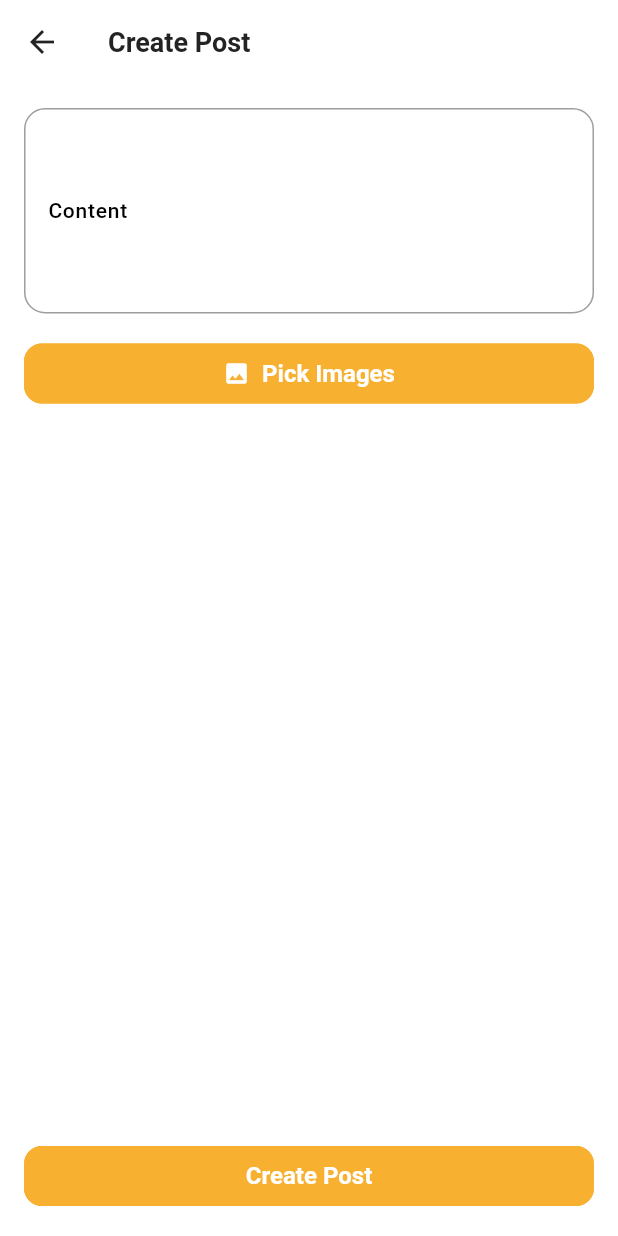
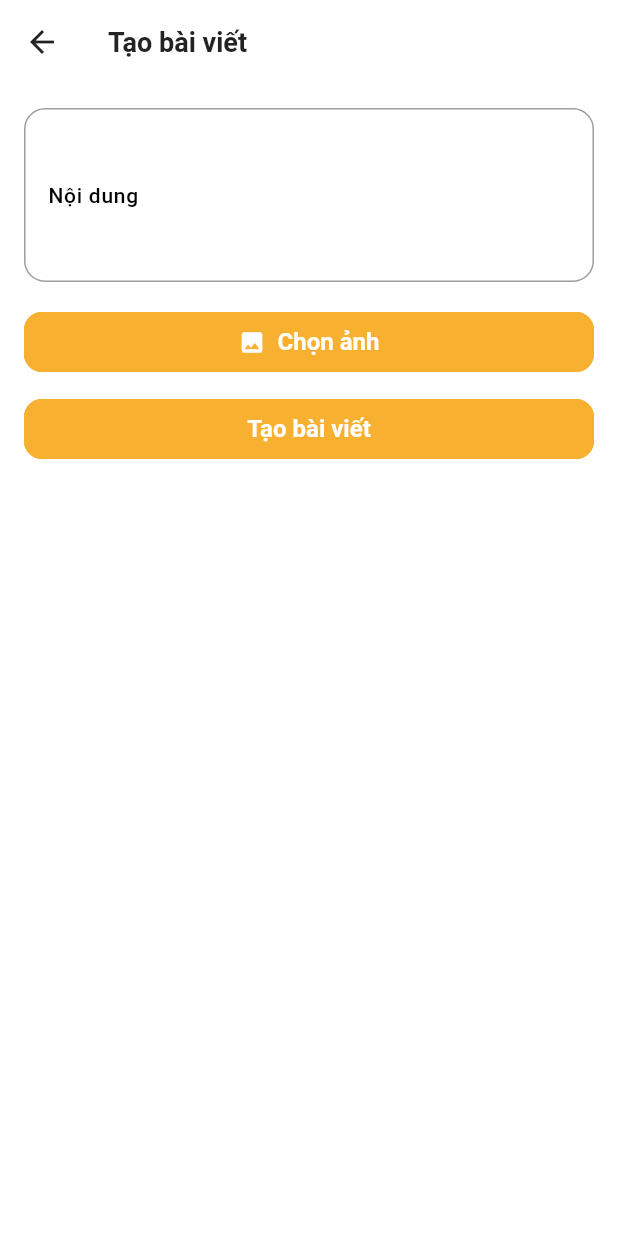
Before and after one commit to PRN231-Group8/Mobile, a Flutter app: the PostScreen screen opened directly, after a tap on an icon or button, on a phone screen of 412 x 824 dp. Run offline on Flutter 3.47's test engine with Material 3 defaults, Android fonts, the phone set to English and light mode, and no system bars; our stand-ins replace cached_network_image, connectivity_plus, firebase_core, firebase_messaging, flutter_dotenv, flutter_native_splash and 16 more; missing offline and left inert: encrypt; accounts and stored records are empty; network calls fail; Roboto replaces fonts that are missing (Poppins).

Commit message:
fix: update user post edit

```diff
--- a/lib/features/tour_post/controllers/user_post_controller.dart
+++ b/lib/features/tour_post/controllers/user_post_controller.dart
@@ -17,11 +17,11 @@ class PostController extends GetxController {
 
   @override
   void onInit() {
-    fetchFeatureProducts();
+    fetchFeaturePost();
     super.onInit();
   }
 
-  void fetchFeatureProducts() async {
+  void fetchFeaturePost() async {
     try {
       isLoading.value = true;
 
@@ -42,7 +42,7 @@ class PostController extends GetxController {
     if (deleted) {
       TLoaders.successSnackBar(
           title: 'Thành công', message: 'Bài viết đã được xóa');
-      fetchFeatureProducts();
+      fetchFeaturePost();
     } else {
       TLoaders.successSnackBar(
           title: 'Lỗi rồi',
@@ -56,7 +56,7 @@ class PostController extends GetxController {
       final success = await postService.addComment(content, postId);
 
       if (success) {
-        fetchFeatureProducts();
+        fetchFeaturePost();
       } else {
         TLoaders.errorSnackBar(
             title: 'Lỗi rồi',
@@ -86,8 +86,7 @@ class PostController extends GetxController {
     }
   }
 
-  Future<void> notifyUserOfNewComment(
-      String deviceToken, String message, String senderName) async {
+  Future<void> notifyUserOfNewComment(String deviceToken, String message, String senderName) async {
     PushNotificationService.sendNotificationToSelectedDriver(
       deviceToken,
       Get.context!,
--- a/lib/features/tour_post/screens/user_post/widgets/create_post.dart
+++ b/lib/features/tour_post/screens/user_post/widgets/create_post.dart
@@ -81,17 +81,17 @@ class _CreatePostScreenState extends State<CreatePostScreen> {
   @override
   Widget build(BuildContext context) {
     return Scaffold(
-      appBar: AppBar(title: const Text('Create Post')),
-      body: Padding(
+      appBar: AppBar(title: const Text('Tạo bài viết')),
+      body: SingleChildScrollView(
         padding: const EdgeInsets.all(16.0),
         child: Column(
           crossAxisAlignment: CrossAxisAlignment.stretch,
           children: [
             TextField(
               controller: _contentController,
-              maxLines: 5,
+              maxLines: 4,
               decoration: const InputDecoration(
-                labelText: 'Content',
+                labelText: 'Nội dung',
                 border: OutlineInputBorder(),
               ),
             ),
@@ -99,9 +99,8 @@ class _CreatePostScreenState extends State<CreatePostScreen> {
             ElevatedButton.icon(
               onPressed: _pickImages,
               icon: const Icon(Icons.image),
-              label: const Text('Pick Images'),
+              label: const Text('Chọn ảnh'),
             ),
-            const SizedBox(height: 10),
             Wrap(
               children: _selectedImages.map((image) {
                 return Padding(
@@ -115,10 +114,10 @@ class _CreatePostScreenState extends State<CreatePostScreen> {
                 );
               }).toList(),
             ),
-            const Spacer(),
+            const SizedBox(height: 10),
             ElevatedButton(
               onPressed: _submitPost,
-              child: const Text('Create Post'),
+              child: const Text('Tạo bài viết'),
             ),
           ],
         ),
--- a/lib/features/tour_post/screens/user_post/widgets/update_post.dart
+++ b/lib/features/tour_post/screens/user_post/widgets/update_post.dart
@@ -6,11 +6,12 @@ import 'dart:io';
 import '../../../../../utils/popups/loaders.dart';
 import '../../../../../utils/validators/validation.dart';
 import '../../../controllers/user_post_controller.dart';
+import '../user_post.dart';
 
 class UpdatePostScreen extends StatefulWidget {
   final String postId;
   final String initialContent;
-  final List<Map<String, String>> initialImages; // Update type
+  final List<Map<String, String>> initialImages;
 
   const UpdatePostScreen({
     super.key,
@@ -56,15 +57,22 @@ class _UpdatePostScreenState extends State<UpdatePostScreen> {
 
   void _removeImage(String id) {
     setState(() {
-      if (_currentImages.length + _newImages.length - _imagesToRemove.length > 1) {
-        final imageToRemove = _currentImages.firstWhere((image) => image['id'] == id, orElse: () => {});
+      int remainingImages = _currentImages.length +
+          _newImages.length -
+          _imagesToRemove.length -
+          1;
+
+      if (remainingImages >= 0) {
+        final imageToRemove = _currentImages
+            .firstWhere((image) => image['id'] == id, orElse: () => {});
         if (imageToRemove.isNotEmpty) {
           _imagesToRemove.add(id);
           _currentImages.remove(imageToRemove);
         }
       } else {
         TLoaders.warningSnackBar(
-            title: 'Validation Error', message: 'At least one image is required for the post.');
+            title: 'Validation Error',
+            message: 'At least one image is required for the post.');
       }
     });
   }
@@ -73,11 +81,13 @@ class _UpdatePostScreenState extends State<UpdatePostScreen> {
     if (_contentController.text.isEmpty ||
         (_currentImages.isEmpty && _newImages.isEmpty)) {
       TLoaders.warningSnackBar(
-          title: 'Validation Error', message: 'Content and at least one image are required.');
+          title: 'Validation Error',
+          message: 'Content and at least one image are required.');
       return;
     }
 
-    Get.dialog(const Center(child: CircularProgressIndicator()), barrierDismissible: false);
+    Get.dialog(const Center(child: CircularProgressIndicator()),
+        barrierDismissible: false);
 
     bool removeAllPhotos = _currentImages.isEmpty && _newImages.isEmpty;
     List<String> photosToRemove = _imagesToRemove;
@@ -92,21 +102,24 @@ class _UpdatePostScreenState extends State<UpdatePostScreen> {
       photosToRemove: photosToRemove,
     );
 
-    Get.back();
-
     if (success) {
       Get.back();
-      TLoaders.successSnackBar(title: 'Success', message: 'Your post has been updated successfully.');
+      postController.featurePost();
+      TLoaders.successSnackBar(
+          title: 'Success',
+          message: 'Your post has been updated successfully.');
     } else {
-      TLoaders.errorSnackBar(title: 'Error', message: 'Failed to update the post, please try again later.');
+      TLoaders.errorSnackBar(
+          title: 'Error',
+          message: 'Failed to update the post, please try again later.');
     }
   }
 
   @override
   Widget build(BuildContext context) {
     return Scaffold(
-      appBar: AppBar(title: const Text('Update Post')),
-      body: Padding(
+      appBar: AppBar(title: const Text('Cập nhật bài viết')),
+      body: SingleChildScrollView(
         padding: const EdgeInsets.all(16.0),
         child: Column(
           crossAxisAlignment: CrossAxisAlignment.stretch,
@@ -119,13 +132,12 @@ class _UpdatePostScreenState extends State<UpdatePostScreen> {
                 border: OutlineInputBorder(),
               ),
             ),
-            const SizedBox(height: 16),
+            const SizedBox(height: 10),
             ElevatedButton.icon(
               onPressed: _pickImages,
               icon: const Icon(Icons.image),
-              label: const Text('Add Images'),
+              label: const Text('Chọn ảnh'),
             ),
-            const SizedBox(height: 10),
             Wrap(
               children: _currentImages.map((image) {
                 return Stack(
@@ -142,7 +154,8 @@ class _UpdatePostScreenState extends State<UpdatePostScreen> {
                     Positioned(
                       right: 0,
                       child: IconButton(
-                        icon: const Icon(Icons.remove_circle, color: Colors.red),
+                        icon:
+                            const Icon(Icons.remove_circle, color: Colors.red),
                         onPressed: () => _removeImage(image['id']!),
                       ),
                     ),
@@ -163,10 +176,9 @@ class _UpdatePostScreenState extends State<UpdatePostScreen> {
                 );
               }).toList(),
             ),
-            const Spacer(),
             ElevatedButton(
               onPressed: _submitUpdate,
-              child: const Text('Update Post'),
+              child: const Text('Cập nhật bài viết'),
             ),
           ],
         ),
--- a/lib/utils/validators/validation.dart
+++ b/lib/utils/validators/validation.dart
@@ -79,7 +79,7 @@ class TValidator {
     for (var image in images) {
       int sizeInBytes = image.lengthSync();
       double sizeInMB = sizeInBytes / (1024 * 1024);
-      if (sizeInMB > 3) {
+      if (sizeInMB > 10) {
         return 'Ảnh không được vượt quá 10MB';
       }
     }
```
Also changed, not shown: lib/common/widgets/post/cart/cart_item.dart (+3 -8 lines), lib/features/tour_post/screens/user_post_detail/widgets/product_title.dart (added).
